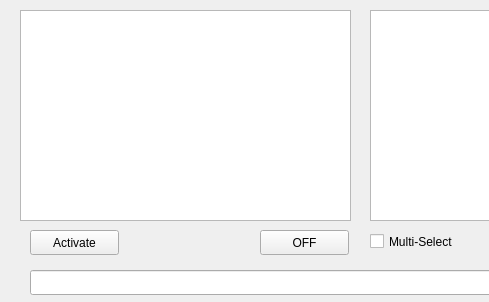
The window that rqt_aidin2/src/rqt_aidin2.ui (jimpark48/rqt_aidin2) describes before a commit, drawn with Qt 5; both pictures show x 0 to 489 and y 0 to 302 of the 711 by 302 pixel window.
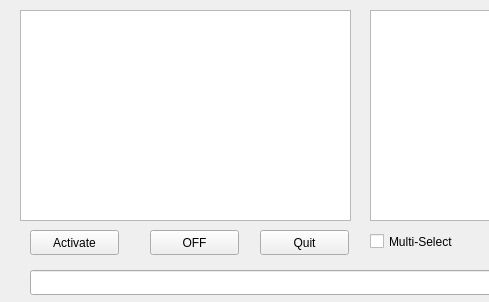
The same window after the commit.

```diff
--- a/rqt_aidin2/src/rqt_aidin2.ui
+++ b/rqt_aidin2/src/rqt_aidin2.ui
@@ -39,7 +39,7 @@
   <widget class="QPushButton" name="pushButton_2">
    <property name="geometry">
     <rect>
-     <x>260</x>
+     <x>150</x>
      <y>230</y>
      <width>89</width>
      <height>25</height>
@@ -95,6 +95,19 @@
     </rect>
    </property>
   </widget>
+  <widget class="QPushButton" name="pushButton_4">
+   <property name="geometry">
+    <rect>
+     <x>260</x>
+     <y>230</y>
+     <width>89</width>
+     <height>25</height>
+    </rect>
+   </property>
+   <property name="text">
+    <string>Quit</string>
+   </property>
+  </widget>
  </widget>
  <resources/>
  <connections/>
```
